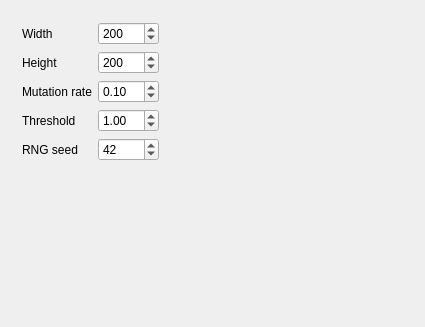
The window that Tools/ToolSpeciesOfTheRings/qtspeciesoftheringsmaindialog.ui (richelbilderbeek/ProjectRichelBilderbeek) describes before a commit, drawn with Qt 5.
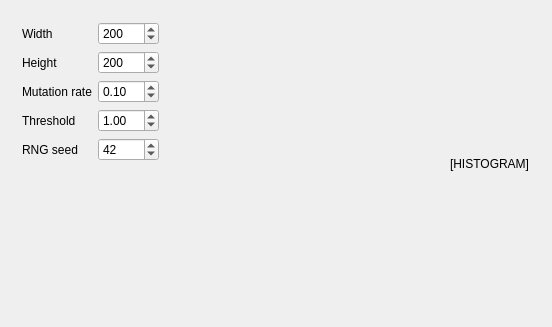
The same window after the commit.

What changed in the file:
```diff
--- a/Tools/ToolSpeciesOfTheRings/qtspeciesoftheringsmaindialog.ui
+++ b/Tools/ToolSpeciesOfTheRings/qtspeciesoftheringsmaindialog.ui
@@ -6,7 +6,7 @@
    <rect>
     <x>0</x>
     <y>0</y>
-    <width>425</width>
+    <width>552</width>
     <height>327</height>
    </rect>
   </property>
@@ -137,6 +137,25 @@
      </property>
     </widget>
    </item>
+   <item>
+    <widget class="QWidget" name="widget_output" native="true">
+     <property name="sizePolicy">
+      <sizepolicy hsizetype="Preferred" vsizetype="Preferred">
+       <horstretch>1</horstretch>
+       <verstretch>0</verstretch>
+      </sizepolicy>
+     </property>
+     <layout class="QGridLayout" name="gridLayout_2">
+      <item row="0" column="0">
+       <widget class="QLabel" name="image_histogram">
+        <property name="text">
+         <string>[HISTOGRAM]</string>
+        </property>
+       </widget>
+      </item>
+     </layout>
+    </widget>
+   </item>
   </layout>
  </widget>
  <layoutdefault spacing="6" margin="11"/>
```
